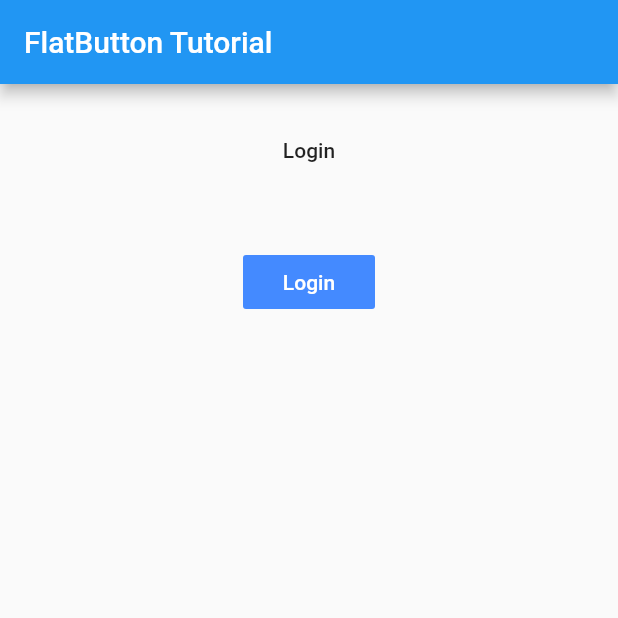
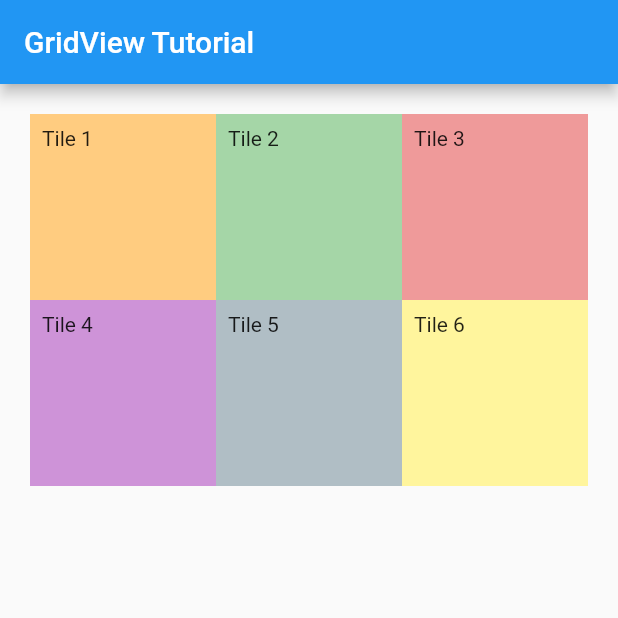
Before and after one commit to maheshpd/Flutter-Tutorial, a Flutter app: the screen it shows after launch, on a phone screen of 412 x 824 dp, the top half of it. Run offline on Flutter 3.47's test engine with Material 2 defaults, Android fonts, the phone set to English and light mode, and no system bars.

Commit message:
GridView Done

```diff
--- a/lib/GridViews.dart
+++ b/lib/GridViews.dart
@@ -1 +1,55 @@
 import 'package:flutter/material.dart';
+import 'package:flutter_tutoial/Containers.dart';
+
+class GridViews extends StatelessWidget {
+  const GridViews({Key? key}) : super(key: key);
+
+  @override
+  Widget build(BuildContext context) {
+    return Scaffold(
+      appBar: AppBar(
+        title: const Text('GridView Tutorial'),
+      ),
+      body: Center(
+        child: GridView(gridDelegate:
+        const SliverGridDelegateWithFixedCrossAxisCount(crossAxisCount: 3),
+        primary: false,
+          padding: const EdgeInsets.all(20),
+          children: <Widget>[
+            Container(
+              padding: const EdgeInsets.all(8),
+              child: const Text('Tile 1'),
+              color: Colors.orange[200],
+            ),
+            Container(
+              padding: const EdgeInsets.all(8),
+              child: const Text('Tile 2'),
+              color: Colors.green[200],
+            ),
+            Container(
+              padding: const EdgeInsets.all(8),
+              child: const Text('Tile 3'),
+              color: Colors.red[200],
+            ),
+            Container(
+              padding: const EdgeInsets.all(8),
+              child: const Text('Tile 4'),
+              color: Colors.purple[200],
+            ),
+            Container(
+              padding: const EdgeInsets.all(8),
+              child: const Text('Tile 5'),
+              color: Colors.blueGrey[200],
+            ),
+            Container(
+              padding: const EdgeInsets.all(8),
+              child: const Text('Tile 6'),
+              color: Colors.yellow[200],
+            )
+          ],
+        ),
+
+      ),
+    );
+  }
+}
--- a/lib/main.dart
+++ b/lib/main.dart
@@ -8,6 +8,7 @@ import 'package:flutter_tutoial/Containers.dart';
 import 'package:flutter_tutoial/DataTables.dart';
 import 'package:flutter_tutoial/ElevatedButtons.dart';
 import 'package:flutter_tutoial/FlatButtons.dart';
+import 'package:flutter_tutoial/GridViews.dart';
 
 void main() {
   runApp(const MyApp());
@@ -19,7 +20,7 @@ class MyApp extends StatelessWidget {
   @override
   Widget build(BuildContext context) {
     return const MaterialApp(
-      home: FlatButtons(),
+      home: GridViews(),
     );
   }
 }
```
